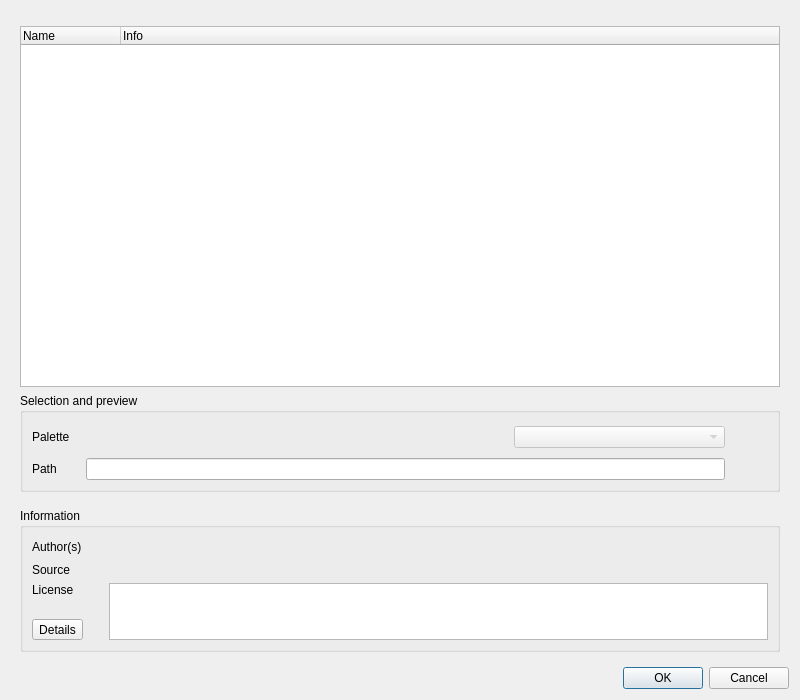
This is src/ui/qgscptcitycolorrampv2dialogbase.ui in qgis/QGIS as Qt 5 draws it before an edit. The edited form follows.
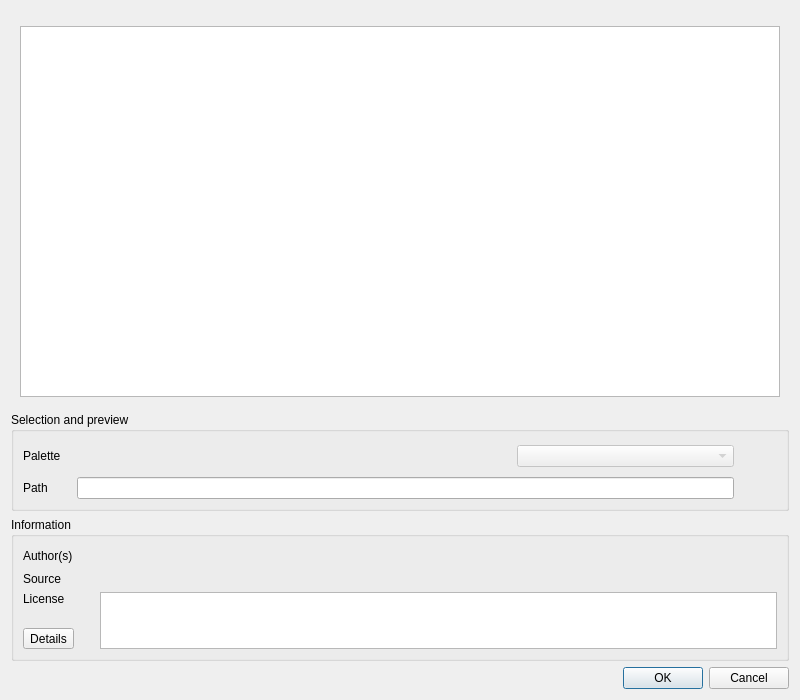
This is the edited form.

Commit message: cpt-city dialog: implement as model/view

```diff
--- a/src/ui/qgscptcitycolorrampv2dialogbase.ui
+++ b/src/ui/qgscptcitycolorrampv2dialogbase.ui
@@ -34,20 +34,10 @@
      <widget class="QWidget" name="page">
       <layout class="QVBoxLayout" name="verticalLayout">
        <item>
-        <widget class="QTreeWidget" name="treeWidget">
-         <attribute name="headerStretchLastSection">
-          <bool>true</bool>
-         </attribute>
-         <column>
-          <property name="text">
-           <string>Name</string>
-          </property>
-         </column>
-         <column>
-          <property name="text">
-           <string>Info</string>
-          </property>
-         </column>
+        <widget class="QTreeView" name="mBrowserView"/>
+       </item>
+      </layout>
+     </widget>
         </widget>
        </item>
        <item>
@@ -229,22 +219,6 @@
          </layout>
         </widget>
        </item>
-       <item>
-        <spacer name="verticalSpacer">
-         <property name="orientation">
-          <enum>Qt::Vertical</enum>
-         </property>
-         <property name="sizeType">
-          <enum>QSizePolicy::Maximum</enum>
-         </property>
-         <property name="sizeHint" stdset="0">
-          <size>
-           <width>20</width>
-           <height>10</height>
-          </size>
-         </property>
-        </spacer>
-       </item>
        <item>
         <widget class="QGroupBox" name="groupBox_2">
          <property name="title">
@@ -361,10 +335,6 @@
            </layout>
           </item>
          </layout>
-        </widget>
-       </item>
-      </layout>
-     </widget>
     </widget>
    </item>
    <item>
```
Left out of the diff: 4 changed lines with no effect on the pictures. Lines whose indentation alone changed are shown as unchanged. The commit also changes 10 other files.
